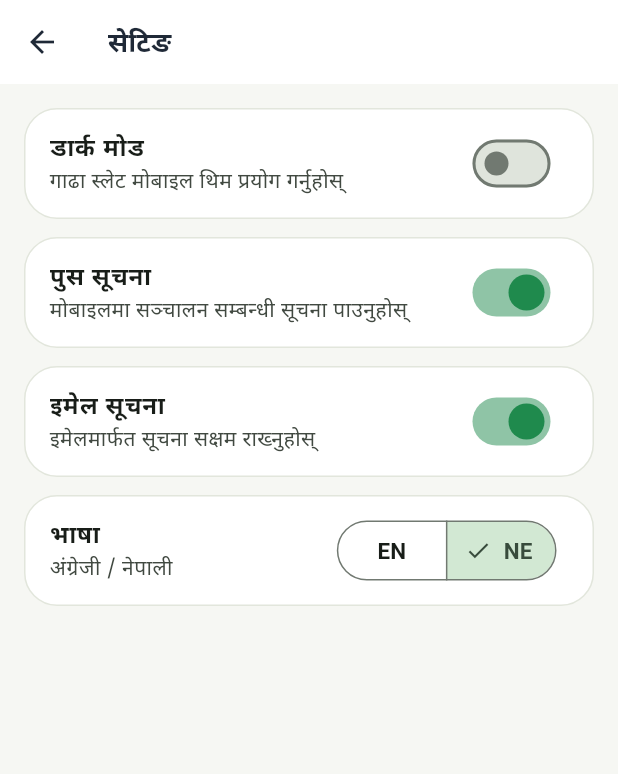
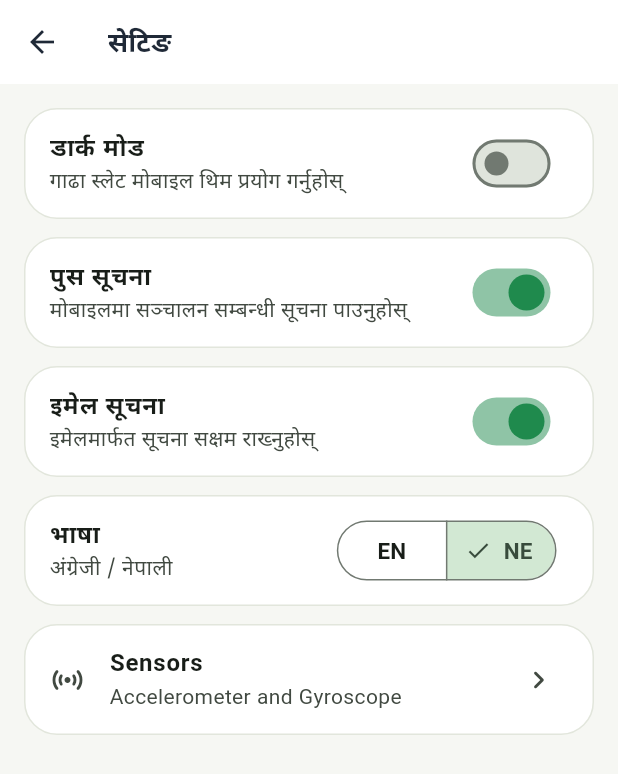
Before and after one commit to NirjalGGMU/BhandarX_App, a Flutter app: the SettingsScreen screen opened by its route, after a tap on "NE", on a phone screen of 412 x 824 dp. Shown: the top 774 px of the screen. Run offline on Flutter 3.47's test engine with Material 3 defaults, Android fonts, the phone set to English and light mode, and no system bars; our stand-ins replace cached_network_image, connectivity_plus, dartz, dio, equatable, fl_chart and 10 more; accounts and stored records are empty.

Commit message:
docs: add project readmes and include sensor feature setup

```diff
--- a/bhandarx_flutter/lib/app/app.dart
+++ b/bhandarx_flutter/lib/app/app.dart
@@ -13,6 +13,9 @@ import 'package:bhandarx_flutter/features/profile/presentation/pages/change_pass
 import 'package:bhandarx_flutter/features/profile/presentation/pages/edit_profile_screen.dart';
 import 'package:bhandarx_flutter/features/profile/presentation/pages/profile_screen.dart';
 import 'package:bhandarx_flutter/features/profile/presentation/pages/settings_screen.dart';
+import 'package:bhandarx_flutter/features/sensors/presentation/pages/accelerometer_screen.dart';
+import 'package:bhandarx_flutter/features/sensors/presentation/pages/gyroscope_screen.dart';
+import 'package:bhandarx_flutter/features/sensors/presentation/pages/sensors_dashboard_screen.dart';
 import 'package:bhandarx_flutter/features/splash/presentation/pages/splash_screen.dart';
 import 'package:bhandarx_flutter/features/workspace/presentation/pages/customers_page.dart';
 import 'package:bhandarx_flutter/features/workspace/presentation/pages/products_page.dart';
@@ -62,6 +65,9 @@ class App extends ConsumerWidget {
         ChangePasswordScreen.routeName: (_) => const ChangePasswordScreen(),
         NotificationsScreen.routeName: (_) => const NotificationsScreen(),
         SettingsScreen.routeName: (_) => const SettingsScreen(),
+        SensorsDashboardScreen.routeName: (_) => const SensorsDashboardScreen(),
+        AccelerometerScreen.routeName: (_) => const AccelerometerScreen(),
+        GyroscopeScreen.routeName: (_) => const GyroscopeScreen(),
         LogoutConfirmationScreen.routeName: (_) =>
             const LogoutConfirmationScreen(),
         WorkspaceDashboardScreen.routeName: (_) =>
--- a/bhandarx_flutter/lib/features/profile/presentation/pages/settings_screen.dart
+++ b/bhandarx_flutter/lib/features/profile/presentation/pages/settings_screen.dart
@@ -3,6 +3,7 @@ import 'package:bhandarx_flutter/core/localization/app_localizations.dart';
 import 'package:bhandarx_flutter/app/themes/theme_mode_provider.dart';
 import 'package:bhandarx_flutter/core/providers/language_provider.dart';
 import 'package:bhandarx_flutter/features/auth/presentation/view_model/auth_view_model.dart';
+import 'package:bhandarx_flutter/features/sensors/presentation/pages/sensors_dashboard_screen.dart';
 import 'package:flutter/material.dart';
 import 'package:flutter_riverpod/flutter_riverpod.dart';
 
@@ -86,6 +87,26 @@ class SettingsScreen extends ConsumerWidget {
             ),
           ),
         ),
+        Container(
+          margin: const EdgeInsets.only(bottom: 12),
+          decoration: BoxDecoration(
+            color: Theme.of(context).cardColor,
+            borderRadius: BorderRadius.circular(22),
+            border: Border.all(
+              color: Theme.of(context).brightness == Brightness.dark
+                  ? AppColors.darkBorder
+                  : AppColors.border,
+            ),
+          ),
+          child: ListTile(
+            leading: const Icon(Icons.sensors_rounded),
+            title: const Text('Sensors'),
+            subtitle: const Text('Accelerometer and Gyroscope'),
+            trailing: const Icon(Icons.chevron_right_rounded),
+            onTap: () =>
+                Navigator.pushNamed(context, SensorsDashboardScreen.routeName),
+          ),
+        ),
       ],
     );
 
--- a/bhandarx_flutter/pubspec.yaml
+++ b/bhandarx_flutter/pubspec.yaml
@@ -57,6 +57,7 @@ dependencies:
   intl: ^0.20.2
   fl_chart: ^0.71.0
   qr_flutter: ^4.1.0
+  sensors_plus: ^6.1.1
 
   # Background Tasks
   workmanager: ^0.9.0+3
```
Also changed, not shown: bhandarx_flutter/lib/features/sensors/presentation/pages/accelerometer_screen.dart (added, +66 -0 lines), bhandarx_flutter/lib/features/sensors/presentation/pages/gyroscope_screen.dart (added, +66 -0 lines), bhandarx_flutter/lib/features/sensors/presentation/pages/sensors_dashboard_screen.dart (added, +72 -0 lines), bhandarx_flutter/pubspec.lock, 2 other files.
